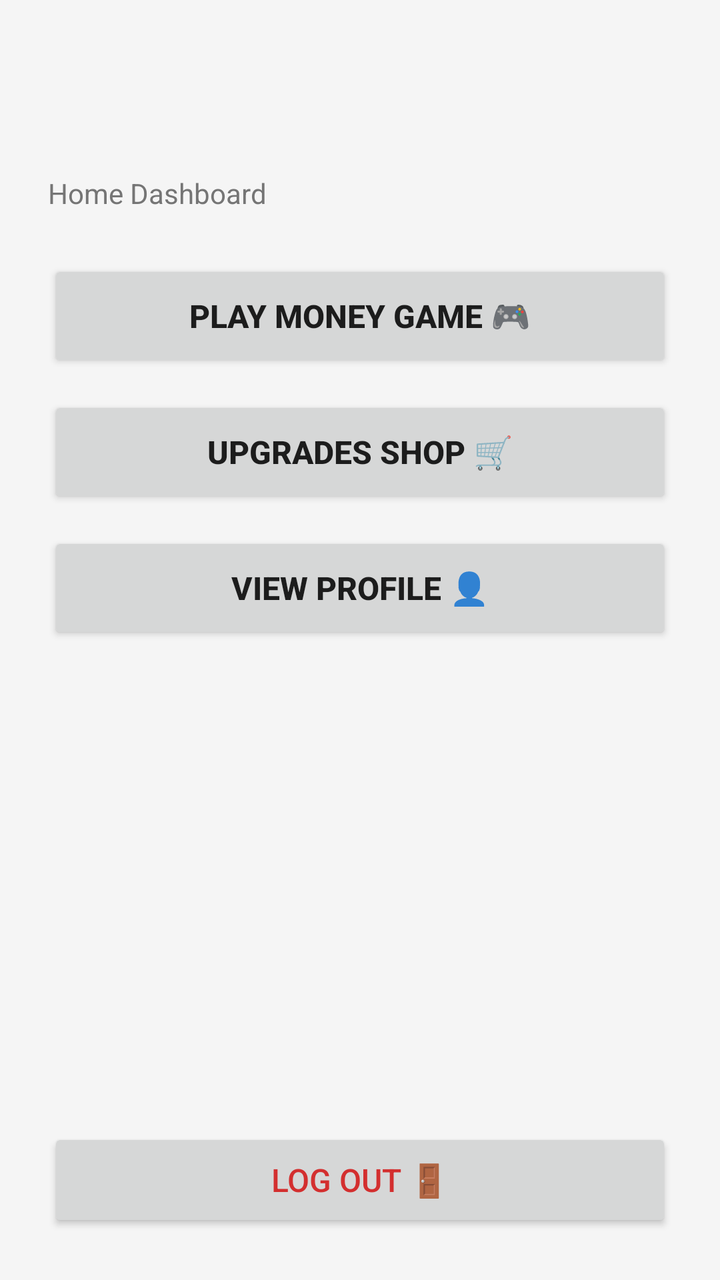
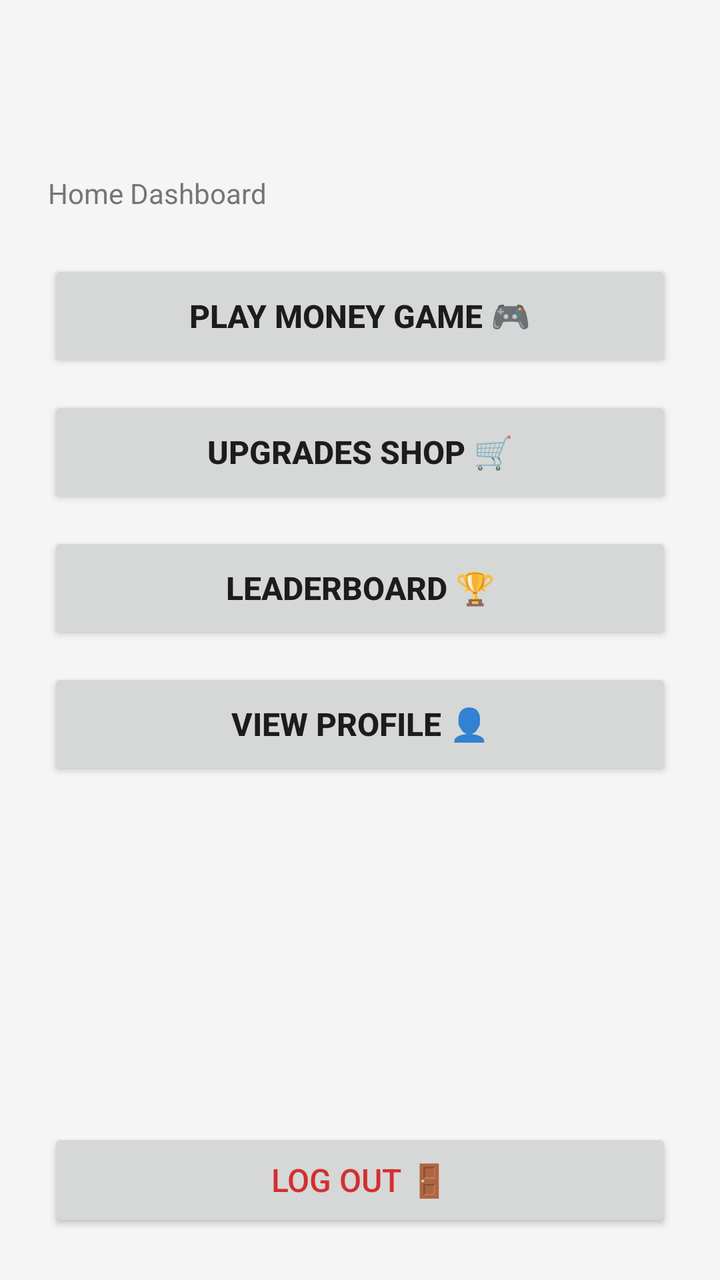

The first picture is an Android layout as it rendered before a commit; the second is the same layout after the commit. The layout source and the unified diff follow.
<!-- AndroidManifest.xml: application theme Theme.Game -->
<!-- res/layout/activity_home.xml -->
<?xml version="1.0" encoding="utf-8"?>
<LinearLayout xmlns:android="http://schemas.android.com/apk/res/android"
    android:layout_width="match_parent"
    android:layout_height="match_parent"
    android:orientation="vertical"
    android:padding="24dp"
    android:background="#F5F5F5">

    <TextView
        android:id="@+id/tvWelcomeUser"
        android:layout_width="wrap_content"
        android:layout_height="wrap_content"
        android:textSize="26sp"
        android:textStyle="bold"
        android:textColor="#212121"
        android:layout_marginTop="24dp"
        android:layout_marginBottom="4dp" />

    <TextView
        android:layout_width="wrap_content"
        android:layout_height="wrap_content"
        android:text="@string/home_dashboard_subtitle"
        android:textSize="14sp"
        android:textColor="#757575"
        android:layout_marginBottom="24dp" />

    <ScrollView
        android:layout_width="match_parent"
        android:layout_height="0dp"
        android:layout_weight="1"
        android:layout_marginBottom="16dp">

        <LinearLayout
            android:layout_width="match_parent"
            android:layout_height="wrap_content"
            android:orientation="vertical">

            <Button
                android:id="@+id/btnPlayGame"
                android:layout_width="match_parent"
                android:layout_height="56dp"
                android:text="@string/btn_play_money_game"
                android:textSize="16sp"
                android:textStyle="bold"
                android:layout_marginBottom="12dp" />

            <Button
                android:id="@+id/btnOpenShop"
                android:layout_width="match_parent"
                android:layout_height="56dp"
                android:text="@string/btn_upgrades_shop"
                android:textSize="16sp"
                android:textStyle="bold"
                android:layout_marginBottom="12dp" />

            <Button
                android:id="@+id/btnGoToProfile"
                android:layout_width="match_parent"
                android:layout_height="56dp"
                android:text="@string/btn_view_profile"
                android:textSize="16sp"
                android:textStyle="bold"
                android:layout_marginBottom="12dp" />

        </LinearLayout>
    </ScrollView>

    <Button
        android:id="@+id/btnLogout"
        android:layout_width="match_parent"
        android:layout_height="52dp"
        android:text="@string/btn_log_out"
        android:textSize="16sp"
        android:textColor="#D32F2F" />

</LinearLayout>
<!-- resources referenced by this layout -->
<resources>
  <string name="btn_log_out">LOG OUT 🚪</string>
  <string name="btn_play_money_game">PLAY MONEY GAME 🎮</string>
  <string name="btn_upgrades_shop">UPGRADES SHOP 🛒</string>
  <string name="btn_view_profile">VIEW PROFILE 👤</string>
  <string name="home_dashboard_subtitle">Home Dashboard</string>
  <style name="Theme.Game" parent="android:Theme.Material.Light.NoActionBar" />
</resources>

<!-- the commit's change to res/layout/activity_home.xml (unified diff, before → after) -->
@@ -54,6 +54,15 @@
                 android:layout_marginBottom="12dp" />
 
             <Button
+                android:id="@+id/btnLeaderboard"
+                android:layout_width="match_parent"
+                android:layout_height="56dp"
+                android:text="@string/btn_leaderboard"
+                android:textSize="16sp"
+                android:textStyle="bold"
+                android:layout_marginBottom="12dp" />
+
+            <Button
                 android:id="@+id/btnGoToProfile"
                 android:layout_width="match_parent"
                 android:layout_height="56dp"
<!-- resource entries referenced after the edit -->
@@ -1,5 +1,6 @@
 <!-- resources referenced by this layout -->
 <resources>
+  <string name="btn_leaderboard">LEADERBOARD 🏆</string>
   <string name="btn_log_out">LOG OUT 🚪</string>
   <string name="btn_play_money_game">PLAY MONEY GAME 🎮</string>
   <string name="btn_upgrades_shop">UPGRADES SHOP 🛒</string>
